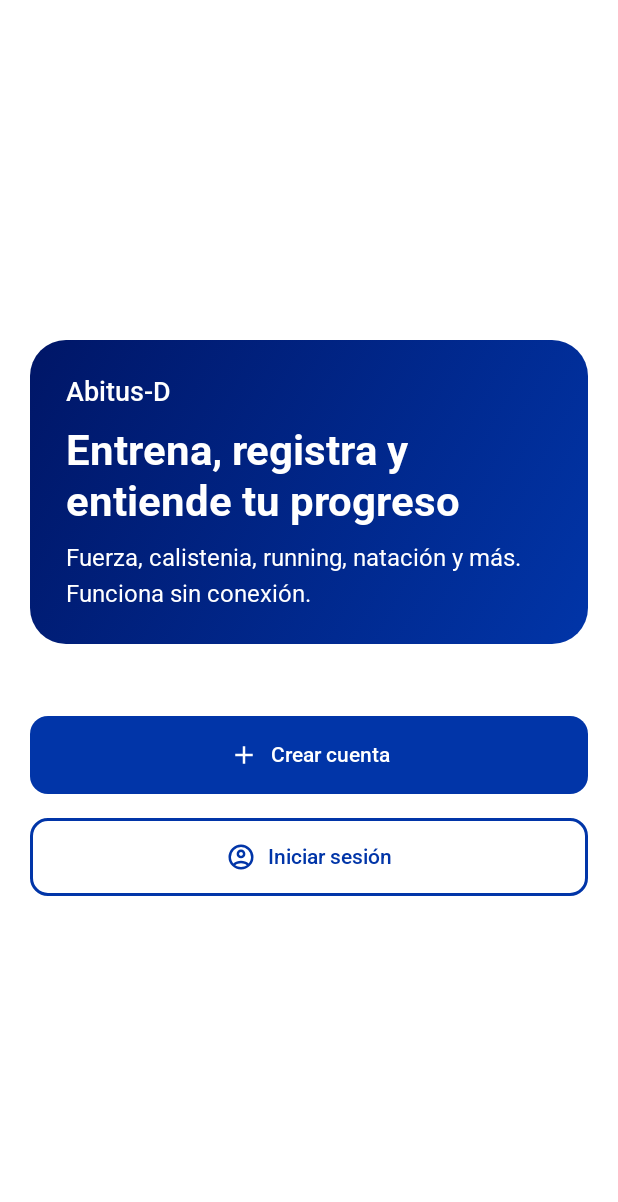
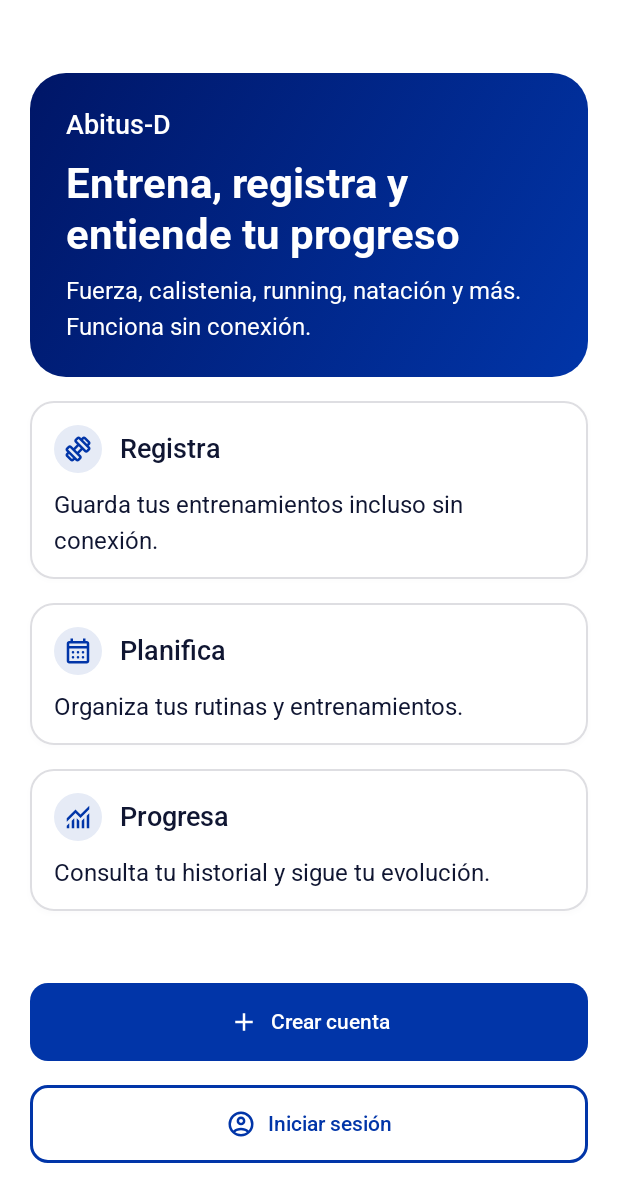
Before and after one commit to DavNat13/Abitus-D, an Android app built with Jetpack Compose: the screen it shows after launch (MainActivity), on a phone screen of 412 x 824 dp. Shown: the top 1202 px of the screen. Run offline under Robolectric (Android 15) with nearby library versions, the phone set to English and light mode, and no system bars; our stand-ins replace Dagger/Hilt's generated code, Navigation 3; libraries missing offline, so code that uses them is left out: androidx.hilt.lifecycle; 1 statement that could not run was skipped.

Commit message:
feat: add welcome overview cards

```diff
--- a/android/app/src/main/java/com/abitusd/app/feature/auth/ui/WelcomeScreen.kt
+++ b/android/app/src/main/java/com/abitusd/app/feature/auth/ui/WelcomeScreen.kt
@@ -23,6 +23,7 @@ import androidx.compose.ui.semantics.semantics
 import com.abitusd.app.R
 import com.abitusd.app.core.designsystem.component.AppButton
 import com.abitusd.app.core.designsystem.component.AppButtonStyle
+import com.abitusd.app.core.designsystem.component.SectionCard
 import com.abitusd.app.core.designsystem.icon.AppIcons
 import com.abitusd.app.core.designsystem.theme.AppShapes
 import com.abitusd.app.core.designsystem.theme.AppSizes
@@ -79,6 +80,15 @@ fun WelcomeScreen(
                     color = brand.onPrimary,
                 )
             }
+            SectionCard(stringResource(R.string.welcome_record_title), icon = AppIcons.Train) {
+                Text(stringResource(R.string.welcome_record_description), style = AppTheme.typography.body)
+            }
+            SectionCard(stringResource(R.string.welcome_plan_title), icon = AppIcons.Calendar) {
+                Text(stringResource(R.string.welcome_plan_description), style = AppTheme.typography.body)
+            }
+            SectionCard(stringResource(R.string.welcome_progress_title), icon = AppIcons.Progress) {
+                Text(stringResource(R.string.welcome_progress_description), style = AppTheme.typography.body)
+            }
             Spacer(Modifier.padding(AppSpacing.xs))
             AppButton(stringResource(R.string.welcome_create_account), onCreateAccount, icon = AppIcons.Add)
             AppButton(
--- /dev/null
+++ b/android/app/src/main/res/values/strings_welcome.xml
@@ -0,0 +1,9 @@
+<?xml version="1.0" encoding="utf-8"?>
+<resources>
+    <string name="welcome_record_title">Registra</string>
+    <string name="welcome_record_description">Guarda tus entrenamientos incluso sin conexión.</string>
+    <string name="welcome_plan_title">Planifica</string>
+    <string name="welcome_plan_description">Organiza tus rutinas y entrenamientos.</string>
+    <string name="welcome_progress_title">Progresa</string>
+    <string name="welcome_progress_description">Consulta tu historial y sigue tu evolución.</string>
+</resources>
```
Also changed, not shown: 2 other files.
